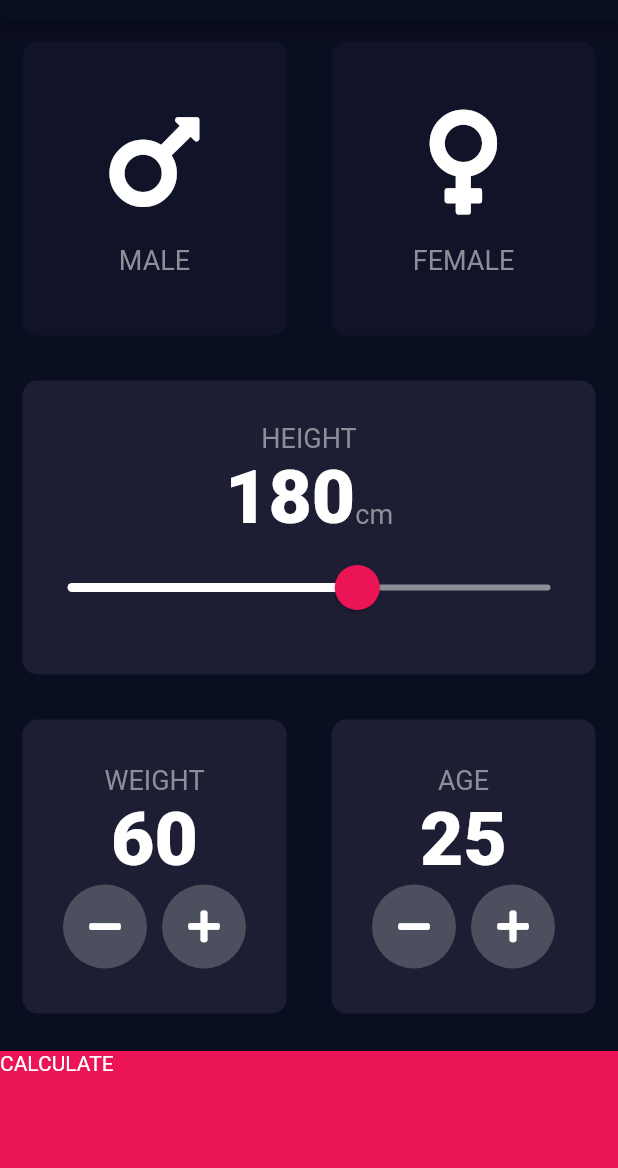
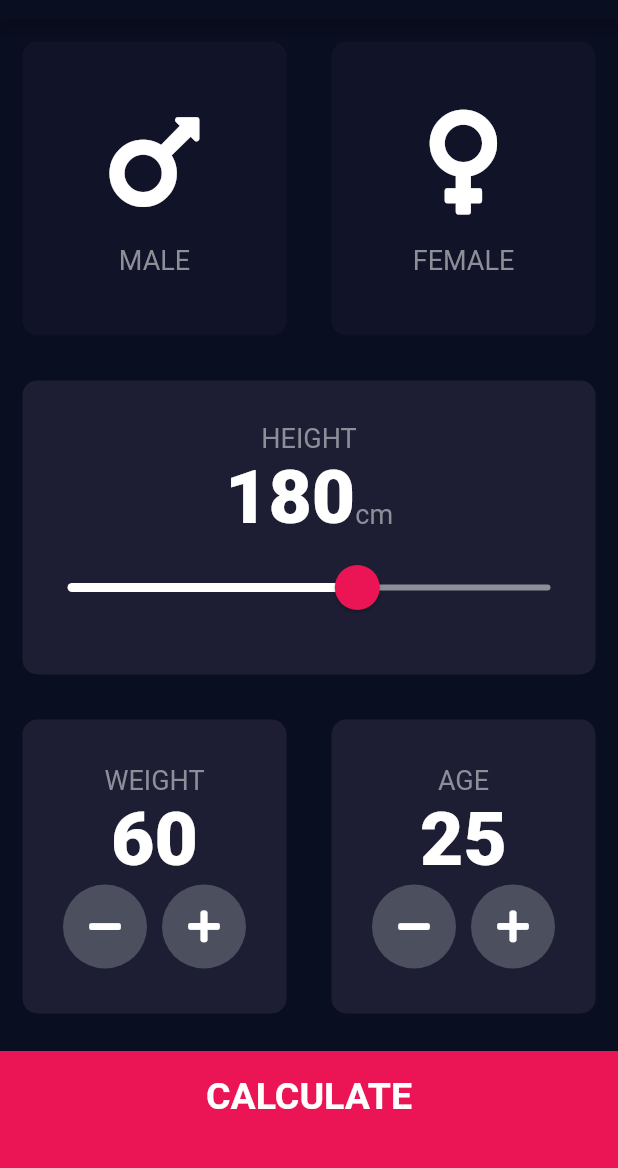
Before and after one commit to HarmanSran/clothing, a Flutter app: the screen it shows after launch, on a phone screen of 412 x 824 dp, the part 65-1233 px from its top. Run offline on Flutter 3.47's test engine with Material 2 defaults, Android fonts, the light colour scheme and no system bars; our stand-ins replace audioplayers, font_awesome_flutter, rflutter_alert.

Commit message:
connect inputs to calculations

```diff
--- /dev/null
+++ b/bmi-calc/lib/calculator_brain.dart
@@ -0,0 +1,37 @@
+import 'dart:math';
+
+const int PRECISION = 1;
+const double OVERWEIGHT_BMI_THRESHOLD = 25.0;
+const double UNDERWEIGHT_BMI_THRESHOLD = 18.5;
+
+class CalculatorBrain {
+  CalculatorBrain({this.height, this.weight});
+
+  final int height;
+  final int weight;
+
+  double _bmi;
+
+  String calculateBMI() {
+    _bmi = weight / pow(height / 100, 2);
+    return _bmi.toStringAsFixed(PRECISION);
+  }
+
+  String getResult() {
+    if (_bmi >= OVERWEIGHT_BMI_THRESHOLD) {
+      return 'Overweight';
+    } else if (_bmi < UNDERWEIGHT_BMI_THRESHOLD) {
+      return 'Underweight';
+    }
+    return 'Normal';
+  }
+
+  String getInterpretation() {
+    if (_bmi >= OVERWEIGHT_BMI_THRESHOLD) {
+      return 'Ypu have a higher than normal body weight. Try to exercise more, and eat less.';
+    } else if (_bmi < UNDERWEIGHT_BMI_THRESHOLD) {
+      return 'You have a lower than normal body weight. Try to eat more.';
+    }
+    return 'You have a normal body weight. Good job!';
+  }
+}
--- /dev/null
+++ b/bmi-calc/lib/components/bottom_button.dart
@@ -0,0 +1,29 @@
+import 'package:bmi_calculator/constants.dart';
+import 'package:flutter/material.dart';
+
+class BottomButton extends StatelessWidget {
+  BottomButton({@required this.onTap, @required this.buttonTitle});
+
+  final Function onTap;
+  final String buttonTitle;
+
+  @override
+  Widget build(BuildContext context) {
+    return GestureDetector(
+      onTap: onTap,
+      child: Container(
+        child: Center(
+          child: Text(
+            buttonTitle,
+            style: kLargeButtonTextStyle,
+          ),
+        ),
+        color: Color(0XFFEB1555),
+        margin: EdgeInsets.only(top: 10.0),
+        padding: EdgeInsets.only(bottom: 20.0),
+        width: double.infinity,
+        height: 80.0,
+      ),
+    );
+  }
+}
--- /dev/null
+++ b/bmi-calc/lib/components/round_icon_button.dart
@@ -0,0 +1,26 @@
+import 'package:flutter/material.dart';
+
+class RoundIconButton extends StatelessWidget {
+  RoundIconButton({
+    @required this.icon,
+    @required this.onPressed,
+  });
+
+  final IconData icon;
+  final Function onPressed;
+
+  @override
+  Widget build(BuildContext context) {
+    return RawMaterialButton(
+      child: Icon(icon),
+      onPressed: onPressed,
+      elevation: 0.0,
+      constraints: BoxConstraints.tightFor(
+        width: 56.0,
+        height: 56.0,
+      ),
+      shape: CircleBorder(),
+      fillColor: Color(0xFF4C4F5E),
+    );
+  }
+}
--- a/bmi-calc/lib/main.dart
+++ b/bmi-calc/lib/main.dart
@@ -1,7 +1,6 @@
-import 'package:bmi_calculator/result_page.dart';
 import 'package:flutter/material.dart';
 
-import 'input_page.dart';
+import 'screens/input_page.dart';
 
 void main() => runApp(BMICalculator());
 
@@ -9,15 +8,14 @@ class BMICalculator extends StatelessWidget {
   @override
   Widget build(BuildContext context) {
     return MaterialApp(
-        theme: ThemeData.dark().copyWith(
+      theme: ThemeData.dark().copyWith(
           primaryColor: Color(0xFF0A0E21),
           scaffoldBackgroundColor: Color(0xFF0A0E21),
           textTheme: TextTheme(bodyText1: TextStyle(color: Colors.white)),
-        ),
-        initialRoute: '/',
-        routes: {
-          '/': (context) => InputPage(),
-          '/result': (context) => ResultPage(),
-        });
+          appBarTheme: AppBarTheme(
+            color: Color(0xFF0A0E21),
+          )),
+      home: InputPage(),
+    );
   }
 }
--- a/bmi-calc/lib/input_page.dart
+++ b/bmi-calc/lib/screens/input_page.dart
@@ -1,9 +1,13 @@
+import 'package:bmi_calculator/calculator_brain.dart';
+import 'package:bmi_calculator/components/bottom_button.dart';
+import 'package:bmi_calculator/components/reusable_card.dart';
+import 'package:bmi_calculator/components/round_icon_button.dart';
 import 'package:bmi_calculator/constants.dart';
+import 'package:bmi_calculator/screens/result_page.dart';
 import 'package:flutter/material.dart';
 import 'package:font_awesome_flutter/font_awesome_flutter.dart';
 
-import 'labeled_icon.dart';
-import 'reusable_card.dart';
+import '../components/labeled_icon.dart';
 
 enum Gender {
   male,
@@ -212,45 +216,26 @@ class _InputPageState extends State<InputPage> {
               ],
             ),
           ),
-          GestureDetector(
+          BottomButton(
+            buttonTitle: 'CALCULATE',
             onTap: () {
-              Navigator.pushNamed(context, '/result');
+              CalculatorBrain calc =
+                  CalculatorBrain(height: height, weight: weight);
+
+              Navigator.push(
+                context,
+                MaterialPageRoute(
+                  builder: (context) => ResultPage(
+                    bmiResult: calc.calculateBMI(),
+                    resultText: calc.getResult(),
+                    interpretation: calc.getInterpretation(),
+                  ),
+                ),
+              );
             },
-            child: Container(
-              child: Text('CALCULATE'),
-              color: Color(0XFFEB1555),
-              margin: EdgeInsets.only(top: 10.0),
-              width: double.infinity,
-              height: 80.0,
-            ),
           )
         ],
       ),
     );
   }
 }
-
-class RoundIconButton extends StatelessWidget {
-  RoundIconButton({
-    @required this.icon,
-    @required this.onPressed,
-  });
-
-  final IconData icon;
-  final Function onPressed;
-
-  @override
-  Widget build(BuildContext context) {
-    return RawMaterialButton(
-      child: Icon(icon),
-      onPressed: onPressed,
-      elevation: 0.0,
-      constraints: BoxConstraints.tightFor(
-        width: 56.0,
-        height: 56.0,
-      ),
-      shape: CircleBorder(),
-      fillColor: Color(0xFF4C4F5E),
-    );
-  }
-}
```
Also changed, not shown: bmi-calc/lib/constants.dart (+27 -0 lines), bmi-calc/lib/result_page.dart (deleted, +0 -13 lines), bmi-calc/lib/screens/result_page.dart (added, +66 -0 lines), bmi-calc/lib/components/labeled_icon.dart (renamed from bmi-calc/lib/labeled_icon.dart), bmi-calc/lib/components/reusable_card.dart (renamed from bmi-calc/lib/reusable_card.dart).
